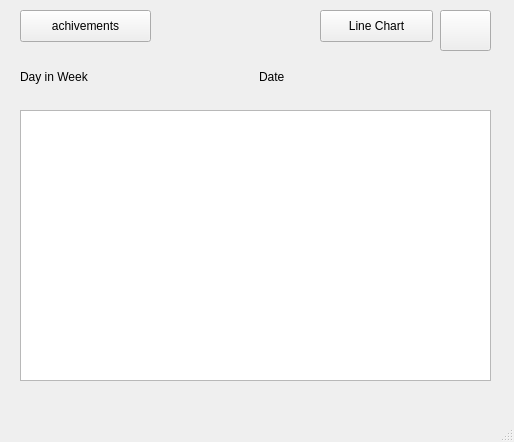
The window that mainwindow.ui (amirfarhoudniya/Manner) describes before a commit, drawn with Qt 5.
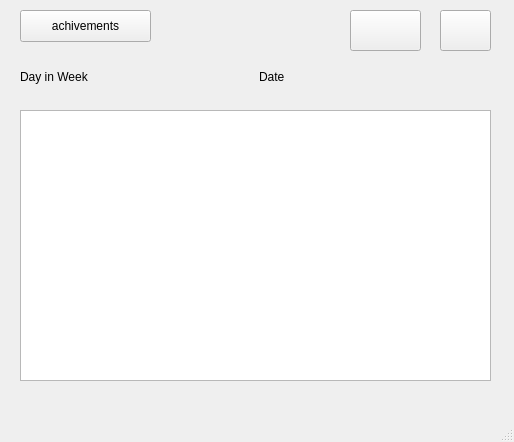
The same window after the commit.

What changed in the file:
```diff
--- a/mainwindow.ui
+++ b/mainwindow.ui
@@ -87,14 +87,14 @@
    <widget class="QPushButton" name="lineChart_pushButton">
     <property name="geometry">
      <rect>
-      <x>320</x>
+      <x>350</x>
       <y>10</y>
-      <width>113</width>
-      <height>32</height>
+      <width>71</width>
+      <height>41</height>
      </rect>
     </property>
     <property name="text">
-     <string>Line Chart</string>
+     <string/>
     </property>
    </widget>
   </widget>
```
